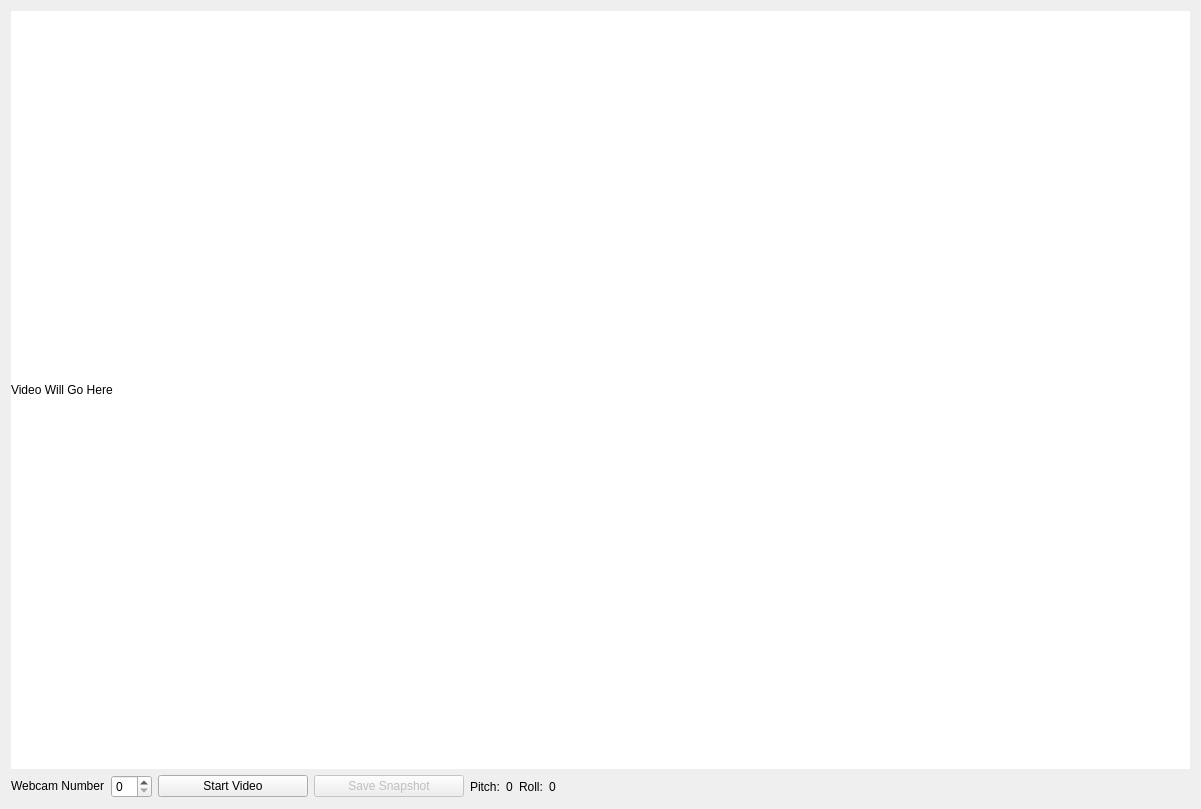
gt-quadcopter/crazyflie-clients-python, file lib/cfclient/ui/tabs/cameraTab.ui: the form before one commit.
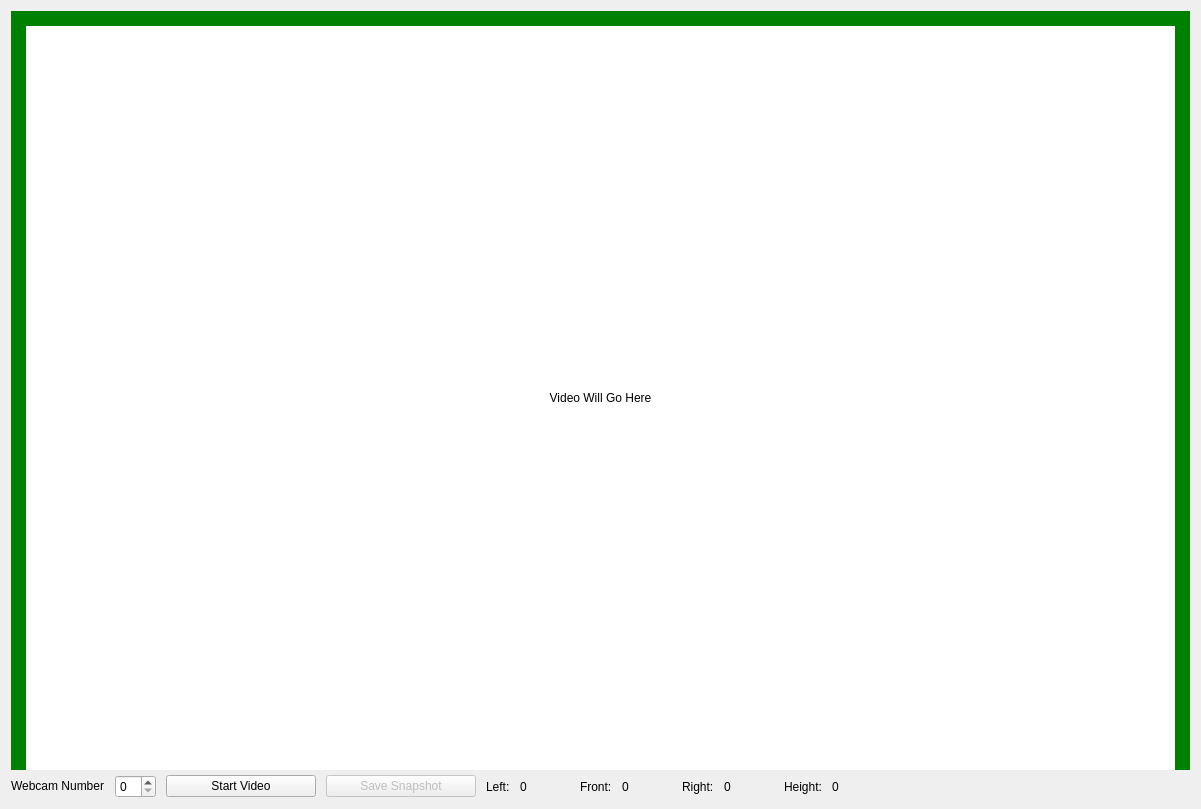
The form after the commit.

Commit message: red warning bard when analog prox sensors pass a threshold. Modify CameraTab.py to change the thresholds and input configuration

Patch:
```diff
--- a/lib/cfclient/ui/tabs/cameraTab.ui
+++ b/lib/cfclient/ui/tabs/cameraTab.ui
@@ -16,39 +16,129 @@
   <layout class="QHBoxLayout" name="horizontalLayout">
    <item>
     <layout class="QVBoxLayout" name="verticalLayout">
+     <property name="spacing">
+      <number>0</number>
+     </property>
      <item>
-      <widget class="QLabel" name="label_video">
+      <widget class="QLabel" name="label_bar_front">
        <property name="sizePolicy">
-        <sizepolicy hsizetype="MinimumExpanding" vsizetype="MinimumExpanding">
+        <sizepolicy hsizetype="Expanding" vsizetype="Fixed">
          <horstretch>0</horstretch>
          <verstretch>0</verstretch>
         </sizepolicy>
        </property>
        <property name="minimumSize">
         <size>
-         <width>640</width>
-         <height>480</height>
+         <width>0</width>
+         <height>15</height>
         </size>
        </property>
-       <property name="autoFillBackground">
-        <bool>false</bool>
+       <property name="font">
+        <font>
+         <pointsize>1</pointsize>
+        </font>
        </property>
        <property name="styleSheet">
-        <string notr="true">background-color: rgb(255, 255, 255);R</string>
+        <string notr="true">background-color:green;</string>
        </property>
        <property name="text">
-        <string>Video Will Go Here</string>
-       </property>
-       <property name="scaledContents">
-        <bool>true</bool>
+        <string/>
        </property>
       </widget>
      </item>
+     <item>
+      <layout class="QHBoxLayout" name="horizontalLayout_3">
+       <property name="spacing">
+        <number>0</number>
+       </property>
+       <item>
+        <widget class="QLabel" name="label_bar_left">
+         <property name="sizePolicy">
+          <sizepolicy hsizetype="Fixed" vsizetype="Expanding">
+           <horstretch>0</horstretch>
+           <verstretch>0</verstretch>
+          </sizepolicy>
+         </property>
+         <property name="minimumSize">
+          <size>
+           <width>15</width>
+           <height>0</height>
+          </size>
+         </property>
+         <property name="styleSheet">
+          <string notr="true">background-color:green;</string>
+         </property>
+         <property name="text">
+          <string/>
+         </property>
+        </widget>
+       </item>
+       <item>
+        <widget class="QLabel" name="label_video">
+         <property name="sizePolicy">
+          <sizepolicy hsizetype="MinimumExpanding" vsizetype="MinimumExpanding">
+           <horstretch>0</horstretch>
+           <verstretch>0</verstretch>
+          </sizepolicy>
+         </property>
+         <property name="minimumSize">
+          <size>
+           <width>640</width>
+           <height>480</height>
+          </size>
+         </property>
+         <property name="autoFillBackground">
+          <bool>false</bool>
+         </property>
+         <property name="styleSheet">
+          <string notr="true">background-color: rgb(255, 255, 255);R</string>
+         </property>
+         <property name="text">
+          <string>Video Will Go Here</string>
+         </property>
+         <property name="scaledContents">
+          <bool>true</bool>
+         </property>
+         <property name="alignment">
+          <set>Qt::AlignCenter</set>
+         </property>
+        </widget>
+       </item>
+       <item>
+        <widget class="QLabel" name="label_bar_right">
+         <property name="sizePolicy">
+          <sizepolicy hsizetype="Fixed" vsizetype="Preferred">
+           <horstretch>0</horstretch>
+           <verstretch>0</verstretch>
+          </sizepolicy>
+         </property>
+         <property name="minimumSize">
+          <size>
+           <width>15</width>
+           <height>0</height>
+          </size>
+         </property>
+         <property name="styleSheet">
+          <string notr="true">background-color:green;</string>
+         </property>
+         <property name="text">
+          <string/>
+         </property>
+        </widget>
+       </item>
+      </layout>
+     </item>
      <item>
       <layout class="QHBoxLayout" name="horizontalLayout_2">
+       <property name="spacing">
+        <number>10</number>
+       </property>
        <property name="sizeConstraint">
         <enum>QLayout::SetDefaultConstraint</enum>
        </property>
+       <property name="topMargin">
+        <number>5</number>
+       </property>
        <item>
         <widget class="QLabel" name="label_webcam_number">
          <property name="sizePolicy">
@@ -119,12 +209,24 @@
        <item>
         <widget class="QLabel" name="label">
          <property name="text">
-          <string>Pitch:</string>
+          <string>Left:</string>
          </property>
         </widget>
        </item>
        <item>
-        <widget class="QLabel" name="val1">
+        <widget class="QLabel" name="label_left_val">
+         <property name="sizePolicy">
+          <sizepolicy hsizetype="Fixed" vsizetype="Preferred">
+           <horstretch>0</horstretch>
+           <verstretch>0</verstretch>
+          </sizepolicy>
+         </property>
+         <property name="minimumSize">
+          <size>
+           <width>50</width>
+           <height>0</height>
+          </size>
+         </property>
          <property name="text">
           <string>0</string>
          </property>
@@ -133,12 +235,76 @@
        <item>
         <widget class="QLabel" name="label_3">
          <property name="text">
-          <string>Roll:</string>
+          <string>Front:</string>
          </property>
         </widget>
        </item>
        <item>
-        <widget class="QLabel" name="val2">
+        <widget class="QLabel" name="label_front_val">
+         <property name="sizePolicy">
+          <sizepolicy hsizetype="Fixed" vsizetype="Preferred">
+           <horstretch>0</horstretch>
+           <verstretch>0</verstretch>
+          </sizepolicy>
+         </property>
+         <property name="minimumSize">
+          <size>
+           <width>50</width>
+           <height>0</height>
+          </size>
+         </property>
+         <property name="text">
+          <string>0</string>
+         </property>
+        </widget>
+       </item>
+       <item>
+        <widget class="QLabel" name="label_right">
+         <property name="text">
+          <string>Right:</string>
+         </property>
+        </widget>
+       </item>
+       <item>
+        <widget class="QLabel" name="label_right_val">
+         <property name="sizePolicy">
+          <sizepolicy hsizetype="Fixed" vsizetype="Preferred">
+           <horstretch>0</horstretch>
+           <verstretch>0</verstretch>
+          </sizepolicy>
+         </property>
+         <property name="minimumSize">
+          <size>
+           <width>50</width>
+           <height>0</height>
+          </size>
+         </property>
+         <property name="text">
+          <string>0</string>
+         </property>
+        </widget>
+       </item>
+       <item>
+        <widget class="QLabel" name="label_height">
+         <property name="text">
+          <string>Height:</string>
+         </property>
+        </widget>
+       </item>
+       <item>
+        <widget class="QLabel" name="label_height_val">
+         <property name="sizePolicy">
+          <sizepolicy hsizetype="Fixed" vsizetype="Preferred">
+           <horstretch>0</horstretch>
+           <verstretch>0</verstretch>
+          </sizepolicy>
+         </property>
+         <property name="minimumSize">
+          <size>
+           <width>50</width>
+           <height>0</height>
+          </size>
+         </property>
          <property name="text">
           <string>0</string>
          </property>
```
Left out of the diff: 4 changed lines with no effect on the pictures. The commit also changes 1 other file.
